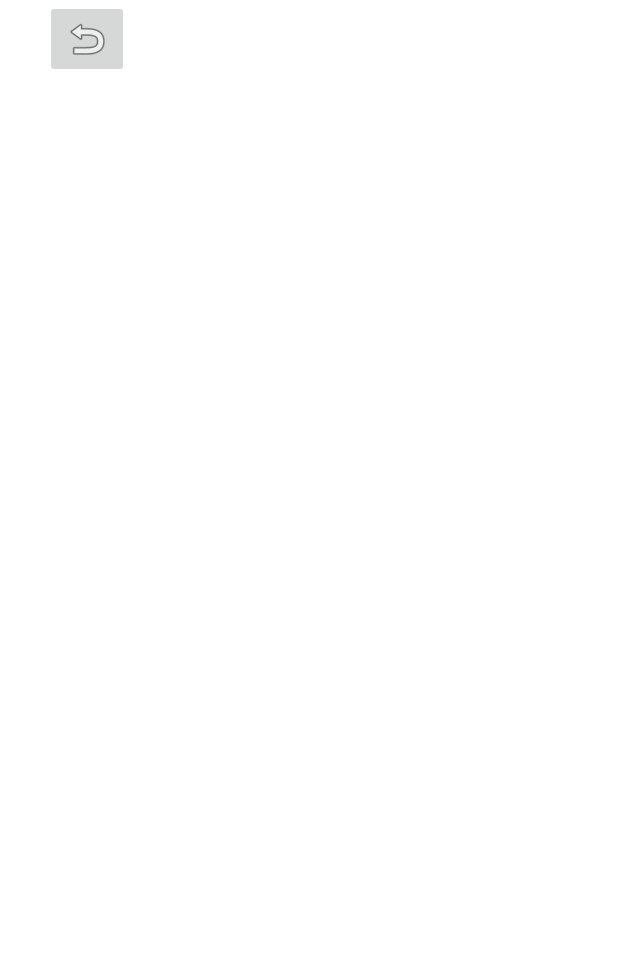
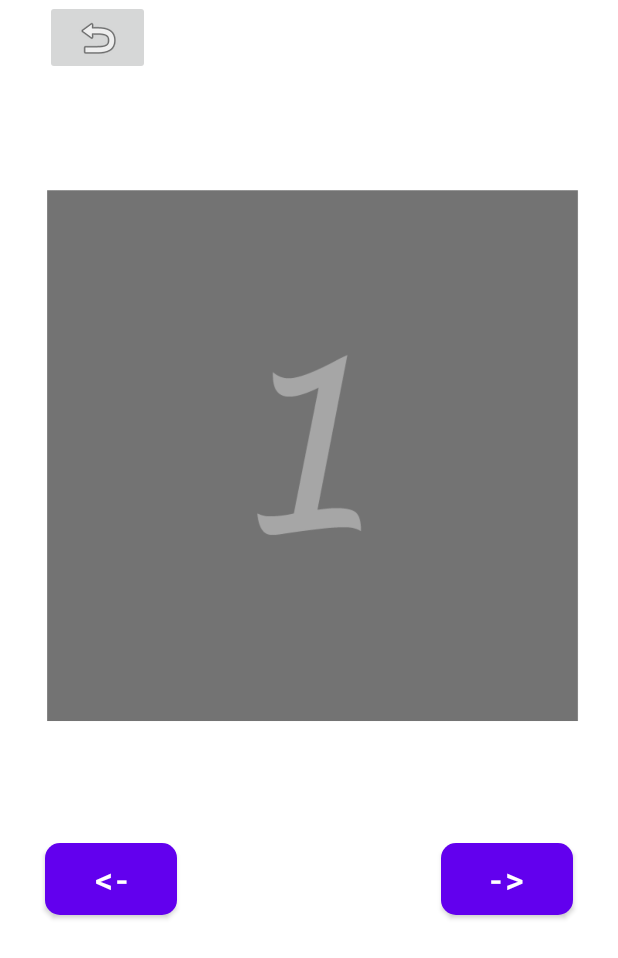
Before and after one commit to clementjuventin/Gartic-phone-like-on-Android, an Android app: the RulesActivity screen opened directly, with no data from a screen before it, on a phone screen of 412 x 824 dp. Shown: the top 958 px of the screen. Run offline under Robolectric (Android 15) with nearby library versions, the phone set to English and light mode, and no system bars.

Commit message:
[DEV] rules

```diff
--- a/app/src/main/java/iut/projet/view/RulesActivity.java
+++ b/app/src/main/java/iut/projet/view/RulesActivity.java
@@ -2,10 +2,13 @@ package iut.projet.view;
 
 import android.content.Context;
 import android.content.Intent;
+import android.graphics.Bitmap;
+import android.graphics.BitmapFactory;
 import android.os.Bundle;
 import android.view.View;
 import android.widget.Button;
 import android.widget.ImageButton;
+import android.widget.ImageView;
 import android.widget.TextView;
 
 import androidx.annotation.Nullable;
@@ -19,6 +22,10 @@ import iut.projet.metier.Player;
 public class RulesActivity extends AppCompatActivity implements View.OnClickListener {
     Context ctxt=this;
     ImageButton btnBack;
+    Button btnPageBack;
+    Button btnPageNext;
+    ImageView img;
+    Integer cpt=1;
 
     @Override
     protected void onCreate(@Nullable Bundle savedInstanceState) {
@@ -26,7 +33,11 @@ public class RulesActivity extends AppCompatActivity implements View.OnClickList
         this.setContentView(R.layout.rules_activity);
 
         btnBack=findViewById(R.id.rules_retour);
+        btnPageBack=findViewById(R.id.rules_page_retour);
+        btnPageNext=findViewById(R.id.rules_page_next);
         btnBack.setOnClickListener(this);
+        btnPageBack.setOnClickListener(this);
+        btnPageNext.setOnClickListener(this);
     }
 
     @Override
@@ -34,5 +45,32 @@ public class RulesActivity extends AppCompatActivity implements View.OnClickList
         if (v.getId() == R.id.rules_retour) {
             finish();
         }
+        img = findViewById(R.id.ruleImg);
+        if (v.getId() == R.id.rules_page_retour) {
+            if (cpt != 1) {
+                if (cpt == 2) {
+                    Bitmap bMap = BitmapFactory.decodeResource(getResources(), R.drawable.rule1);
+                    img.setImageBitmap(bMap);
+                }
+                if (cpt == 3) {
+                    Bitmap bMap = BitmapFactory.decodeResource(getResources(), R.drawable.rule2);
+                    img.setImageBitmap(bMap);
+                }
+                cpt--;
+            }
+        }
+        if (v.getId() == R.id.rules_page_next) {
+            if (cpt != 3) {
+                if (cpt == 1) {
+                    Bitmap bMap = BitmapFactory.decodeResource(getResources(), R.drawable.rule2);
+                    img.setImageBitmap(bMap);
+                }
+                if (cpt == 2) {
+                    Bitmap bMap = BitmapFactory.decodeResource(getResources(), R.drawable.rule3);
+                    img.setImageBitmap(bMap);
+                }
+                cpt++;
+            }
+        }
     }
 }
--- a/app/src/main/res/layout-v21/paint_activity.xml
+++ b/app/src/main/res/layout-v21/paint_activity.xml
@@ -68,7 +68,7 @@
         <Button
             android:id="@+id/paint_activity_backButton"
             style="@style/ColoredButton"
-            android:text="@string/paintActivity_back_text"
+            android:text="@string/back_arrow"
             android:onClick="back"/>
     </LinearLayout>
 
--- a/app/src/main/res/layout/rules_activity.xml
+++ b/app/src/main/res/layout/rules_activity.xml
@@ -10,12 +10,38 @@
     <ImageButton
         android:id="@+id/rules_retour"
         style="@style/Button"
+        android:layout_width="70dp"
+        android:layout_height="50dp"
+        android:contentDescription="@string/back"
+        app:srcCompat="@android:drawable/ic_menu_revert" />
+
+    <ImageView
+        android:id="@+id/ruleImg"
         android:layout_width="wrap_content"
+        android:layout_height="506dp"
+        android:src="@drawable/rule1" />
+
+    <RelativeLayout
+        android:layout_width="match_parent"
         android:layout_height="wrap_content"
-        app:srcCompat="@android:drawable/ic_menu_revert"
-        android:contentDescription="@string/back"/>
+        android:orientation="horizontal">
+
+        <Button
+            android:id="@+id/rules_page_retour"
+            style="@style/Button"
+            android:layout_width="wrap_content"
+            android:layout_alignParentLeft="true"
+            android:text="@string/back_arrow" />
+
+        <Button
+            android:id="@+id/rules_page_next"
+            style="@style/Button"
+            android:layout_width="wrap_content"
+            android:layout_alignParentRight="true"
+            android:text="@string/next_arrow" />
 
 
+    </RelativeLayout>
 
 
 </LinearLayout>
--- a/app/src/main/res/values/strings.xml
+++ b/app/src/main/res/values/strings.xml
@@ -12,7 +12,8 @@
     <string name="host_activity_status">Status</string>
 
 
-    <string name="paintActivity_back_text">&lt;-</string>
+    <string name="back_arrow">&lt;-</string>
+    <string name="next_arrow">-></string>
 
     <string name="entrer_text">Entrer</string>
     <string name="valider_text">Valider</string>
```
Also changed, not shown: app/src/main/res/drawable/rule1.png (renamed from app/src/main/res/drawable/1.png), app/src/main/res/drawable/rule2.png (renamed from app/src/main/res/drawable/2.png), app/src/main/res/drawable/rule3.png (renamed from app/src/main/res/drawable/3.png).
